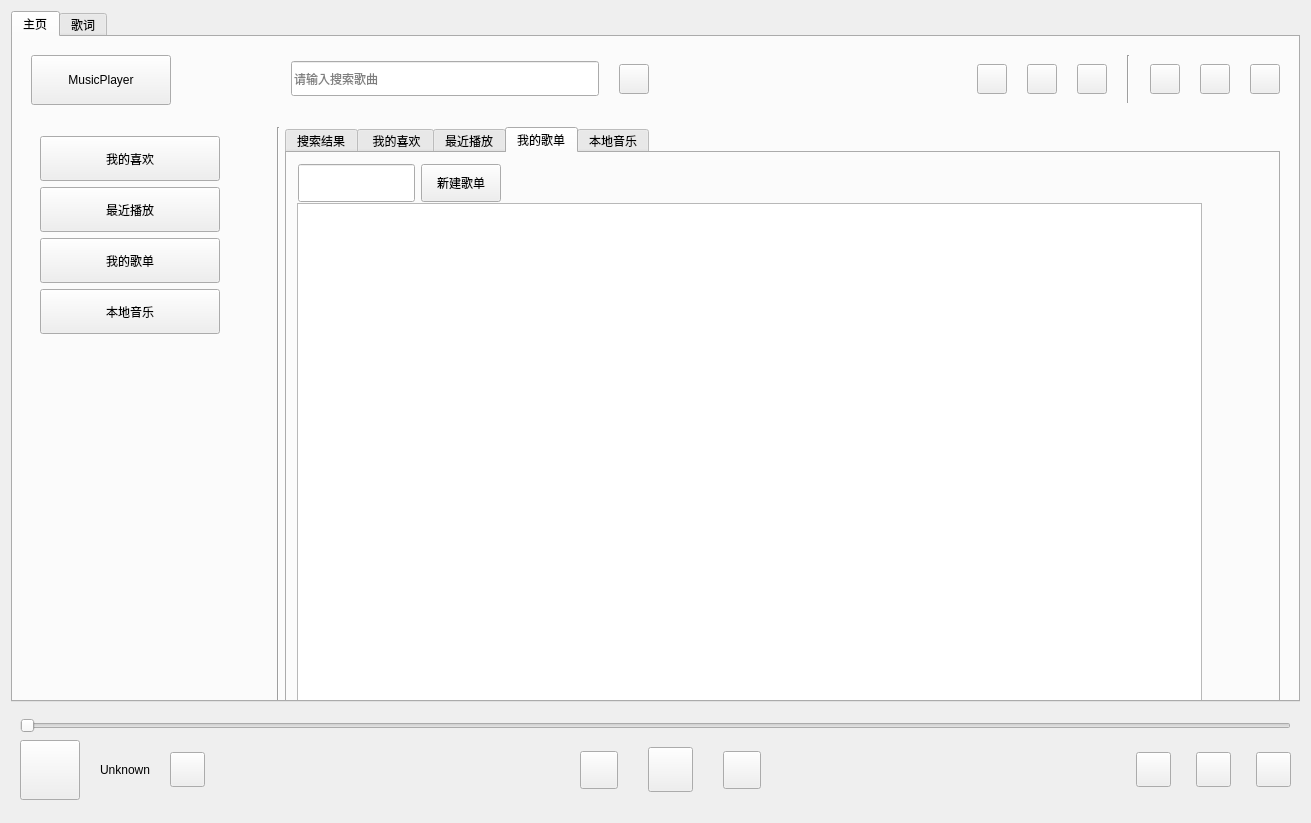
First picture: the form in mainwidget.ui, repository haojoy/MusicPlayer, before the edit.
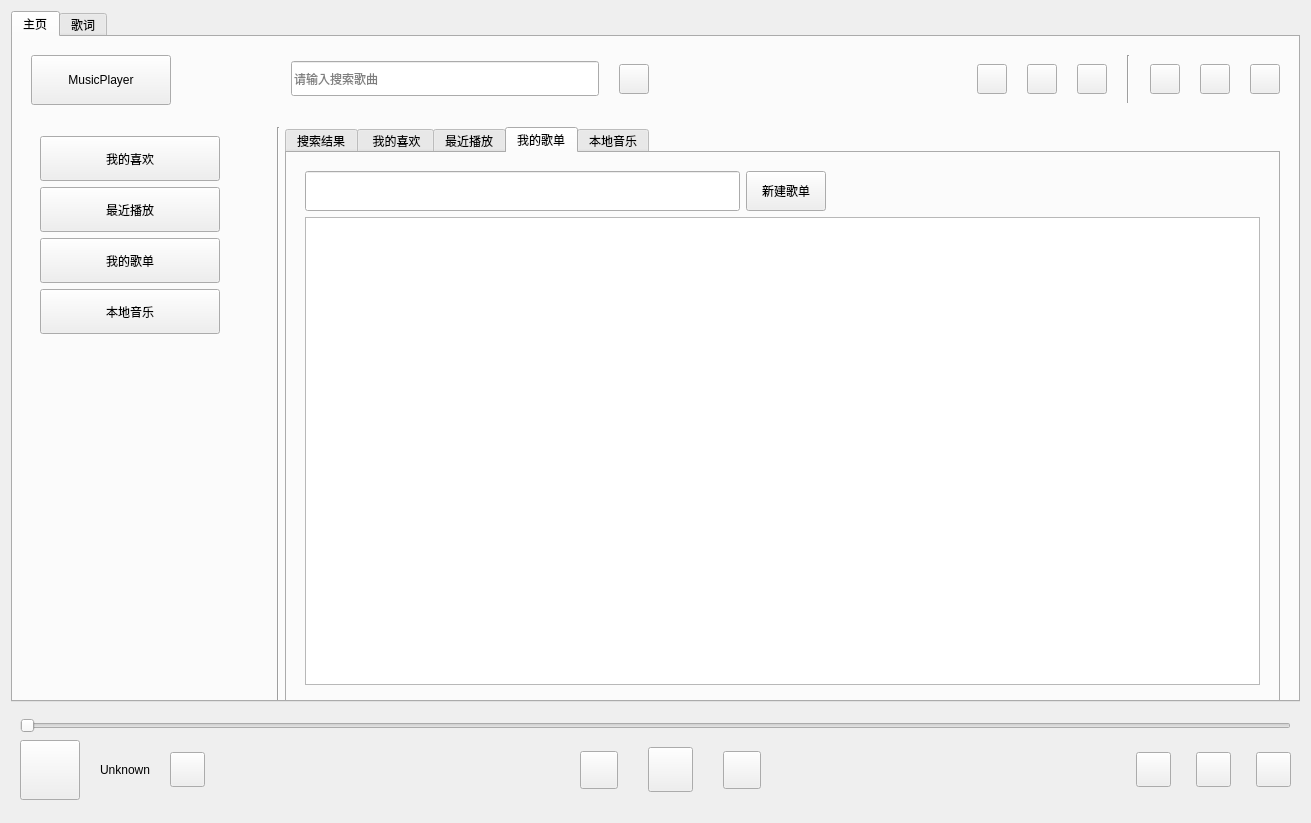
Second picture: the form after the edit. The open tabs and pages were chosen to show the change. Icons and pictures are not drawn. Custom widgets are drawn as their Qt base class.

Diff of the .ui file:
```diff
--- a/mainwidget.ui
+++ b/mainwidget.ui
@@ -870,24 +870,11 @@
                  <attribute name="title">
                   <string>我的歌单</string>
                  </attribute>
+                 <layout class="QVBoxLayout" name="verticalLayout_14">
+                  <item>
                  <widget class="QWidget" name="widget_songList" native="true">
-                  <property name="geometry">
-                   <rect>
-                    <x>0</x>
-                    <y>0</y>
-                    <width>970</width>
-                    <height>568</height>
-                   </rect>
-                  </property>
-                  <widget class="QWidget" name="layoutWidget">
-                   <property name="geometry">
-                    <rect>
-                     <x>11</x>
-                     <y>11</y>
-                     <width>320</width>
-                     <height>38</height>
-                    </rect>
-                   </property>
+                    <layout class="QVBoxLayout" name="verticalLayout_13">
+                     <item>
                    <layout class="QHBoxLayout" name="horizontalLayout_4">
                     <item>
                      <widget class="QLineEdit" name="lineEdit_songlistname">
@@ -906,7 +893,7 @@
                       <property name="maximumSize">
                        <size>
                         <width>16777215</width>
-                        <height>50</height>
+                           <height>40</height>
                        </size>
                       </property>
                      </widget>
@@ -922,7 +909,7 @@
                       <property name="maximumSize">
                        <size>
                         <width>16777215</width>
-                        <height>50</height>
+                           <height>40</height>
                        </size>
                       </property>
                       <property name="text">
@@ -944,16 +931,9 @@
                      </spacer>
                     </item>
                    </layout>
-                  </widget>
+                     </item>
+                     <item>
                   <widget class="QListWidget" name="listWidget_songList">
-                   <property name="geometry">
-                    <rect>
-                     <x>10</x>
-                     <y>50</y>
-                     <width>905</width>
-                     <height>532</height>
-                    </rect>
-                   </property>
                    <property name="focusPolicy">
                     <enum>Qt::NoFocus</enum>
                    </property>
@@ -973,7 +953,11 @@
                     <bool>false</bool>
                    </property>
                   </widget>
-                 </widget>
+                     </item>
+                    </layout>
+                   </widget>
+                  </item>
+                 </layout>
                 </widget>
                 <widget class="QWidget" name="tab_local">
                  <attribute name="title">
```
Left out of the diff: 99 changed lines with no effect on the pictures. Lines whose indentation alone changed are shown as unchanged.
